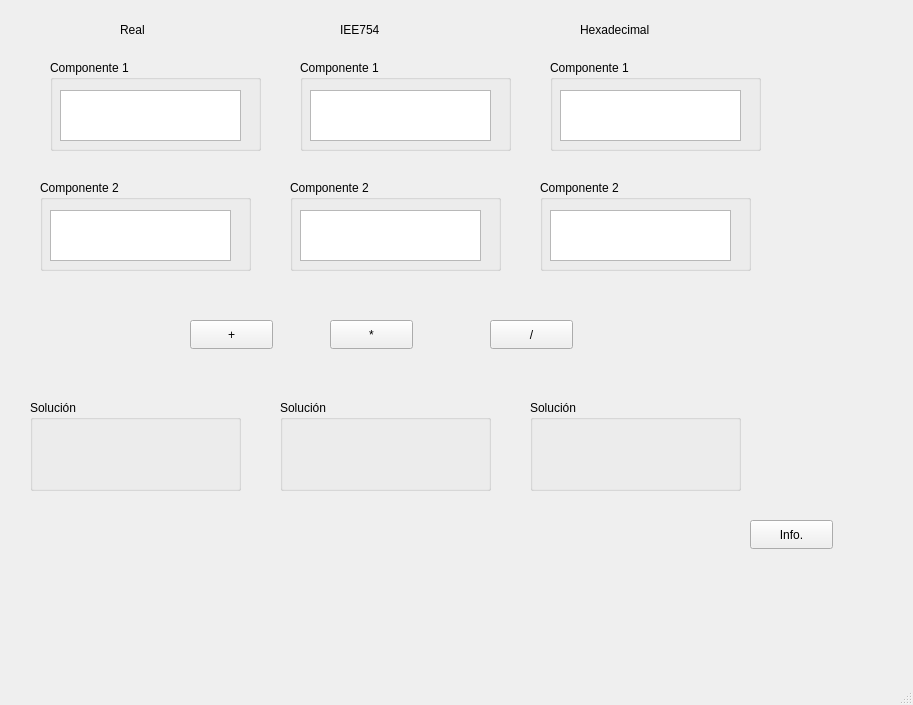
Above: aluwindow.ui from ppaner00/ALU_ArCo before the change. Below: the same form after it.
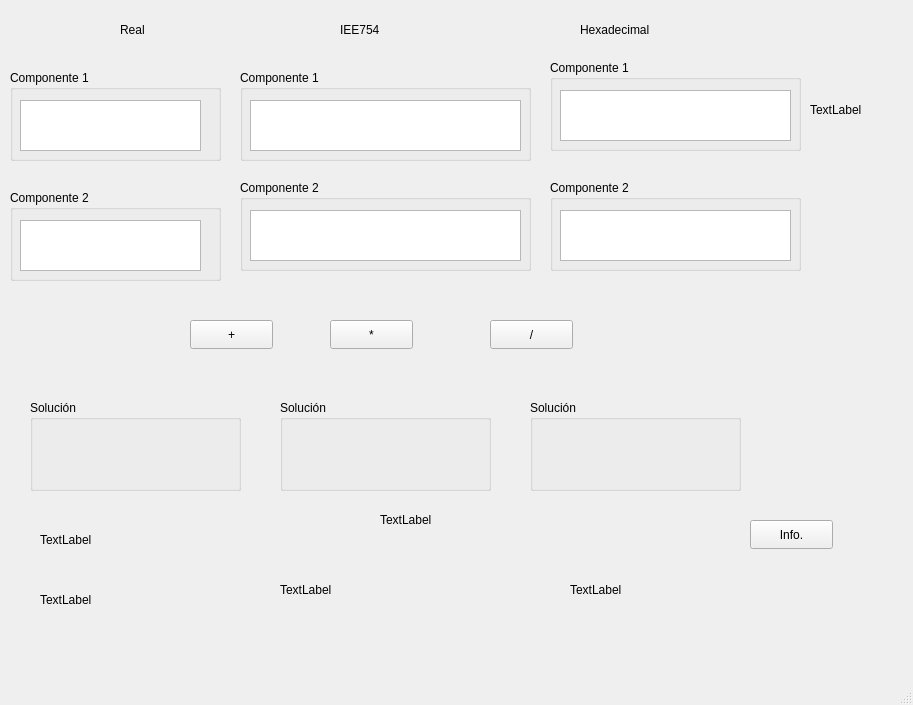
That is the form after the change.

What changed in the file:
```diff
--- a/aluwindow.ui
+++ b/aluwindow.ui
@@ -56,8 +56,8 @@
    <widget class="QGroupBox" name="Componente1Real">
     <property name="geometry">
      <rect>
-      <x>50</x>
-      <y>60</y>
+      <x>10</x>
+      <y>70</y>
       <width>211</width>
       <height>91</height>
      </rect>
@@ -118,9 +118,9 @@
    <widget class="QGroupBox" name="Componente1IEEE">
     <property name="geometry">
      <rect>
-      <x>300</x>
-      <y>60</y>
-      <width>211</width>
+      <x>240</x>
+      <y>70</y>
+      <width>291</width>
       <height>91</height>
      </rect>
     </property>
@@ -132,7 +132,7 @@
       <rect>
        <x>10</x>
        <y>30</y>
-       <width>181</width>
+       <width>271</width>
        <height>51</height>
       </rect>
      </property>
@@ -143,7 +143,7 @@
      <rect>
       <x>550</x>
       <y>60</y>
-      <width>211</width>
+      <width>251</width>
       <height>91</height>
      </rect>
     </property>
@@ -155,7 +155,7 @@
       <rect>
        <x>10</x>
        <y>30</y>
-       <width>181</width>
+       <width>231</width>
        <height>51</height>
       </rect>
      </property>
@@ -164,8 +164,8 @@
    <widget class="QGroupBox" name="Componente1Real_2">
     <property name="geometry">
      <rect>
-      <x>40</x>
-      <y>180</y>
+      <x>10</x>
+      <y>190</y>
       <width>211</width>
       <height>91</height>
      </rect>
@@ -187,9 +187,9 @@
    <widget class="QGroupBox" name="Componente1IEEE_2">
     <property name="geometry">
      <rect>
-      <x>290</x>
+      <x>240</x>
       <y>180</y>
-      <width>211</width>
+      <width>291</width>
       <height>91</height>
      </rect>
     </property>
@@ -201,7 +201,7 @@
       <rect>
        <x>10</x>
        <y>30</y>
-       <width>181</width>
+       <width>271</width>
        <height>51</height>
       </rect>
      </property>
@@ -210,9 +210,9 @@
    <widget class="QGroupBox" name="Componente1Hex_2">
     <property name="geometry">
      <rect>
-      <x>540</x>
+      <x>550</x>
       <y>180</y>
-      <width>211</width>
+      <width>251</width>
       <height>91</height>
      </rect>
     </property>
@@ -224,7 +224,7 @@
       <rect>
        <x>10</x>
        <y>30</y>
-       <width>181</width>
+       <width>231</width>
        <height>51</height>
       </rect>
      </property>
@@ -321,6 +321,84 @@
      <string>Info.</string>
     </property>
    </widget>
+   <widget class="QLabel" name="size">
+    <property name="geometry">
+     <rect>
+      <x>40</x>
+      <y>590</y>
+      <width>101</width>
+      <height>20</height>
+     </rect>
+    </property>
+    <property name="text">
+     <string>TextLabel</string>
+    </property>
+   </widget>
+   <widget class="QLabel" name="mantisa">
+    <property name="geometry">
+     <rect>
+      <x>40</x>
+      <y>530</y>
+      <width>251</width>
+      <height>20</height>
+     </rect>
+    </property>
+    <property name="text">
+     <string>TextLabel</string>
+    </property>
+   </widget>
+   <widget class="QLabel" name="mantisaSize">
+    <property name="geometry">
+     <rect>
+      <x>280</x>
+      <y>580</y>
+      <width>121</width>
+      <height>20</height>
+     </rect>
+    </property>
+    <property name="text">
+     <string>TextLabel</string>
+    </property>
+   </widget>
+   <widget class="QLabel" name="exponente">
+    <property name="geometry">
+     <rect>
+      <x>380</x>
+      <y>510</y>
+      <width>191</width>
+      <height>20</height>
+     </rect>
+    </property>
+    <property name="text">
+     <string>TextLabel</string>
+    </property>
+   </widget>
+   <widget class="QLabel" name="parteFracc">
+    <property name="geometry">
+     <rect>
+      <x>570</x>
+      <y>580</y>
+      <width>311</width>
+      <height>20</height>
+     </rect>
+    </property>
+    <property name="text">
+     <string>TextLabel</string>
+    </property>
+   </widget>
+   <widget class="QLabel" name="signo">
+    <property name="geometry">
+     <rect>
+      <x>810</x>
+      <y>100</y>
+      <width>63</width>
+      <height>20</height>
+     </rect>
+    </property>
+    <property name="text">
+     <string>TextLabel</string>
+    </property>
+   </widget>
   </widget>
   <widget class="QMenuBar" name="menubar">
    <property name="geometry">
```
